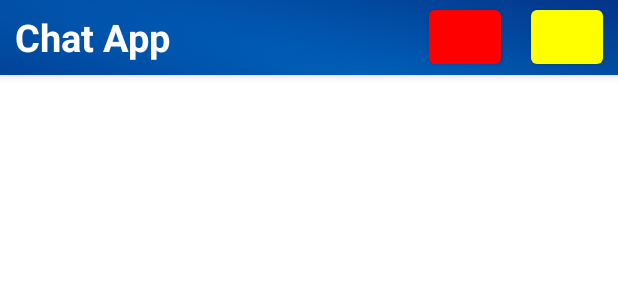
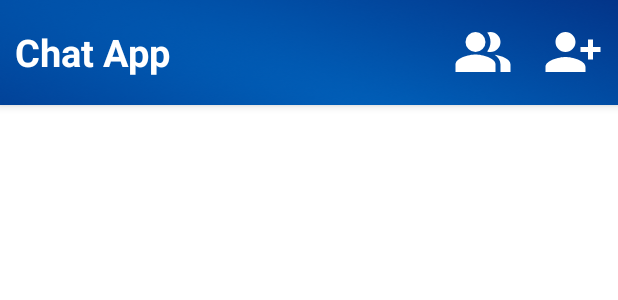
Before and after one commit to thuylinhptit/ChatAppJava, an Android app: the layout activity_chat_screen.xml on its own in the app's theme, with its tools: preview values and no code run, on a phone screen of 412 x 824 dp. Shown: the top 300 px of the screen. Run offline under Robolectric (Android 15) with nearby library versions, the phone set to English and light mode, and no system bars.

Commit message:
update ui 12/10

```diff
--- a/app/src/main/java/com/example/chatapp2/ChatScreen.java
+++ b/app/src/main/java/com/example/chatapp2/ChatScreen.java
@@ -8,6 +8,7 @@ import android.content.Intent;
 import android.os.Bundle;
 import android.view.View;
 import android.widget.Button;
+import android.widget.ImageButton;
 
 import com.example.adapter.RoomAdapter;
 import com.example.controller.HomeController;
@@ -27,7 +28,7 @@ public class ChatScreen extends AppCompatActivity implements IClickItem {
 
     private RecyclerView roomListViewRecylerView;
     private RoomAdapter roomAdapter;
-    private Button friendWatchbtn, friendRequestWatchBtn;
+    private ImageButton friendWatchbtn, friendRequestWatchBtn;
     private boolean canSendRequest = true;
     @Override
     protected void onCreate(Bundle savedInstanceState) {
--- a/app/src/main/java/com/example/testTai/TaiChatSceneActivity.java
+++ b/app/src/main/java/com/example/testTai/TaiChatSceneActivity.java
@@ -9,6 +9,7 @@ import android.os.Bundle;
 import android.view.View;
 import android.widget.Button;
 import android.widget.EditText;
+import android.widget.ImageButton;
 import android.widget.TextView;
 
 import com.example.adapter.MessageAdapter;
@@ -31,7 +32,7 @@ import model.User;
 public class TaiChatSceneActivity extends AppCompatActivity {
     TextView chatRoomNameTxt;
     EditText messageTxt;
-    Button btnSend;
+    ImageButton btnSend;
     MessageAdapter messageAdapter;
     RecyclerView messageRecyclerView;
     private int roomId = 0;
@@ -59,7 +60,7 @@ public class TaiChatSceneActivity extends AppCompatActivity {
         }
         chatRoomNameTxt = findViewById(R.id.chat_name_room);
         messageTxt = findViewById(R.id.chat_text_id);
-        btnSend = (Button)findViewById(R.id.chat_btn_send_id);
+        btnSend = (ImageButton) findViewById(R.id.chat_btn_send_id);
 
         chatRoomNameTxt.setText("Chat");
 
--- /dev/null
+++ b/app/src/main/res/drawable/addfr_icon.xml
@@ -0,0 +1,5 @@
+<vector android:autoMirrored="true" android:height="30dp"
+    android:tint="#FFFFFF" android:viewportHeight="24"
+    android:viewportWidth="24" android:width="30dp" xmlns:android="http://schemas.android.com/apk/res/android">
+    <path android:fillColor="@android:color/white" android:pathData="M13,8c0,-2.21 -1.79,-4 -4,-4S5,5.79 5,8s1.79,4 4,4S13,10.21 13,8zM15,10v2h3v3h2v-3h3v-2h-3V7h-2v3H15zM1,18v2h16v-2c0,-2.66 -5.33,-4 -8,-4S1,15.34 1,18z"/>
+</vector>
--- a/app/src/main/res/drawable/ic_baseline_call_24.xml
+++ b/app/src/main/res/drawable/ic_baseline_call_24.xml
@@ -1,5 +1,5 @@
-<vector android:height="40dp" android:tint="#122D95"
+<vector android:height="30dp" android:tint="#122D95"
     android:viewportHeight="24" android:viewportWidth="24"
-    android:width="40dp" xmlns:android="http://schemas.android.com/apk/res/android">
+    android:width="30dp" xmlns:android="http://schemas.android.com/apk/res/android">
     <path android:fillColor="@android:color/white" android:pathData="M20.01,15.38c-1.23,0 -2.42,-0.2 -3.53,-0.56 -0.35,-0.12 -0.74,-0.03 -1.01,0.24l-1.57,1.97c-2.83,-1.35 -5.48,-3.9 -6.89,-6.83l1.95,-1.66c0.27,-0.28 0.35,-0.67 0.24,-1.02 -0.37,-1.11 -0.56,-2.3 -0.56,-3.53 0,-0.54 -0.45,-0.99 -0.99,-0.99H4.19C3.65,3 3,3.24 3,3.99 3,13.28 10.73,21 20.01,21c0.71,0 0.99,-0.63 0.99,-1.18v-3.45c0,-0.54 -0.45,-0.99 -0.99,-0.99z"/>
 </vector>
--- /dev/null
+++ b/app/src/main/res/drawable/listfr_icon.xml
@@ -0,0 +1,12 @@
+<vector android:autoMirrored="true" android:height="30dp"
+    android:tint="#FFFFFF" android:viewportHeight="24"
+    android:viewportWidth="24" android:width="30dp" xmlns:android="http://schemas.android.com/apk/res/android">
+    <path android:fillColor="@android:color/white"
+        android:fillType="evenOdd" android:pathData="M16.67,13.13C18.04,14.06 19,15.32 19,17v3h4v-3C23,14.82 19.43,13.53 16.67,13.13z"/>
+    <path android:fillColor="@android:color/white"
+        android:fillType="evenOdd" android:pathData="M9,8m-4,0a4,4 0,1 1,8 0a4,4 0,1 1,-8 0"/>
+    <path android:fillColor="@android:color/white"
+        android:fillType="evenOdd" android:pathData="M15,12c2.21,0 4,-1.79 4,-4c0,-2.21 -1.79,-4 -4,-4c-0.47,0 -0.91,0.1 -1.33,0.24C14.5,5.27 15,6.58 15,8s-0.5,2.73 -1.33,3.76C14.09,11.9 14.53,12 15,12z"/>
+    <path android:fillColor="@android:color/white"
+        android:fillType="evenOdd" android:pathData="M9,13c-2.67,0 -8,1.34 -8,4v3h16v-3C17,14.34 11.67,13 9,13z"/>
+</vector>
--- /dev/null
+++ b/app/src/main/res/drawable/menu_icon.xml
@@ -0,0 +1,5 @@
+<vector android:height="30dp" android:tint="#122D95"
+    android:viewportHeight="24" android:viewportWidth="24"
+    android:width="30dp" xmlns:android="http://schemas.android.com/apk/res/android">
+    <path android:fillColor="@android:color/white" android:pathData="M12,8c1.1,0 2,-0.9 2,-2s-0.9,-2 -2,-2 -2,0.9 -2,2 0.9,2 2,2zM12,10c-1.1,0 -2,0.9 -2,2s0.9,2 2,2 2,-0.9 2,-2 -0.9,-2 -2,-2zM12,16c-1.1,0 -2,0.9 -2,2s0.9,2 2,2 2,-0.9 2,-2 -0.9,-2 -2,-2z"/>
+</vector>
--- /dev/null
+++ b/app/src/main/res/drawable/send_icon.xml
@@ -0,0 +1,5 @@
+<vector android:autoMirrored="true" android:height="30dp"
+    android:tint="#122D95" android:viewportHeight="24"
+    android:viewportWidth="24" android:width="30dp" xmlns:android="http://schemas.android.com/apk/res/android">
+    <path android:fillColor="@android:color/white" android:pathData="M2.01,21L23,12 2.01,3 2,10l15,2 -15,2z"/>
+</vector>
--- a/app/src/main/res/layout/activity_chat_screen.xml
+++ b/app/src/main/res/layout/activity_chat_screen.xml
@@ -8,7 +8,7 @@
 
     <com.google.android.material.appbar.AppBarLayout
         android:layout_width="match_parent"
-        android:layout_height="50dp">
+        android:layout_height="70dp">
 
         <LinearLayout
             android:layout_width="match_parent"
@@ -27,26 +27,26 @@
                 android:textColor="@color/white"
                 android:textSize="25sp" />
 
-            <Button
+            <ImageButton
                 android:id="@+id/home_friendbtn_id"
-                android:layout_width="48dp"
-                android:layout_height="48dp"
+                android:layout_width="wrap_content"
+                android:layout_height="wrap_content"
                 android:layout_gravity="center"
                 android:layout_marginHorizontal="10dp"
                 android:padding="20dp"
-                app:backgroundTint="#ff0000"
+                android:background="@drawable/listfr_icon"
                 tools:ignore="SpeakableTextPresentCheck">
-            </Button>
-            <Button
+            </ImageButton>
+            <ImageButton
                 android:id="@+id/home_friendrequestbtn_id"
-                android:layout_width="48dp"
-                android:layout_height="48dp"
+                android:layout_width="wrap_content"
+                android:layout_height="wrap_content"
                 android:layout_gravity="center"
                 android:layout_marginHorizontal="10dp"
                 android:padding="20dp"
-                app:backgroundTint="#ffff00"
+                android:background="@drawable/addfr_icon"
                 tools:ignore="SpeakableTextPresentCheck">
-            </Button>
+            </ImageButton>
         </LinearLayout>
 
 
--- a/app/src/main/res/layout/activity_tai_friend_request_activtity.xml
+++ b/app/src/main/res/layout/activity_tai_friend_request_activtity.xml
@@ -15,7 +15,7 @@
             android:layout_width="match_parent"
             android:layout_height="match_parent"
             android:text="Friend request"
-            android:textSize="27dp"
+            android:textSize="25dp"
             android:gravity="center_vertical"
             android:textColor="@color/white"
             android:textStyle="bold"
--- a/app/src/main/res/layout/activity_tai_friend_scene.xml
+++ b/app/src/main/res/layout/activity_tai_friend_scene.xml
@@ -15,7 +15,7 @@
             android:layout_width="match_parent"
             android:layout_height="match_parent"
             android:text="List Friend"
-            android:textSize="27dp"
+            android:textSize="25dp"
             android:gravity="center_vertical"
             android:textColor="@color/white"
             android:textStyle="bold"
--- a/app/src/main/res/layout/activity_tai_watch_profile.xml
+++ b/app/src/main/res/layout/activity_tai_watch_profile.xml
@@ -20,7 +20,7 @@
             <ImageView
                 android:layout_width="match_parent"
                 android:layout_height="match_parent"
-                android:src="@drawable/ic_launcher_background"
+                android:src="@drawable/user"
                 android:scaleType="centerCrop"
                 />
         </androidx.cardview.widget.CardView>
--- a/app/src/main/res/layout/tai_friendrequest_row.xml
+++ b/app/src/main/res/layout/tai_friendrequest_row.xml
@@ -8,8 +8,8 @@
 
     <androidx.cardview.widget.CardView
         android:id="@+id/getImage"
-        android:layout_width="100dp"
-        android:layout_height="100dp"
+        android:layout_width="80dp"
+        android:layout_height="80dp"
         android:layout_centerHorizontal="true"
         app:cardCornerRadius="360dp"
         android:layout_below="@+id/textProfile"
@@ -40,7 +40,7 @@
             android:textStyle="bold"
             android:layout_gravity="center"
             android:text="Nguyenx Dinh Tai"
-            android:textSize="25sp"/>
+            android:textSize="23sp"/>
         <LinearLayout
             android:layout_width="wrap_content"
             android:layout_marginLeft="80dp"
```
Also changed, not shown: app/src/main/res/drawable/custom_edittext.xml (added, +18 -0 lines), app/src/main/res/layout/activity_tai_chat_scene.xml (+55 -13 lines), app/src/main/res/layout/row_roomitem.xml (+21 -10 lines).
